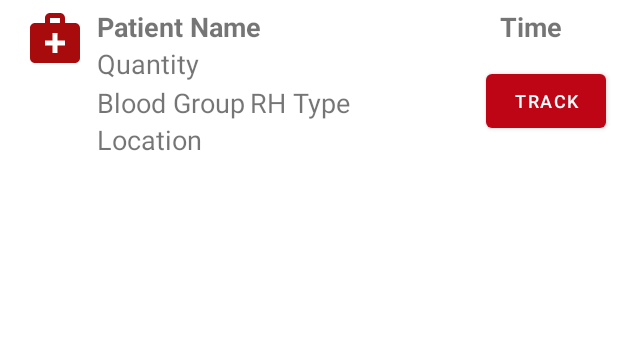
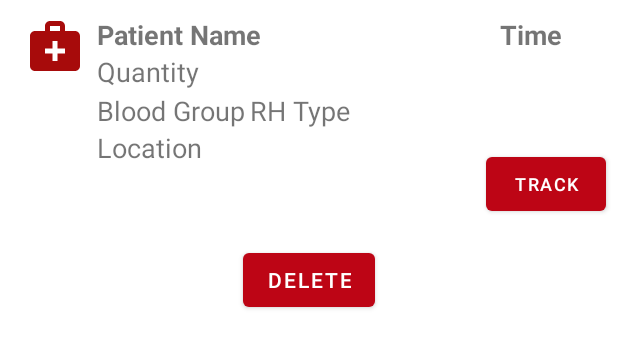
Before and after one commit to EmadAnwer/b-donor, an Android app: the layout progress_layout.xml on its own in the app's theme, with its tools: preview values and no code run, on a phone screen of 412 x 824 dp. Shown: the top 348 px of the screen. Run offline under Robolectric (Android 15) with nearby library versions, the phone set to English and light mode, and no system bars.

Commit message:
added delete track feature

```diff
--- a/app/src/main/java/com/example/gradandroidfirsttry/HistoryRecyclerViewAdapter.java
+++ b/app/src/main/java/com/example/gradandroidfirsttry/HistoryRecyclerViewAdapter.java
@@ -42,7 +42,11 @@ public class HistoryRecyclerViewAdapter extends RecyclerView.Adapter<HistoryRecy
             holder.statusTextView.setTextColor(Color.GREEN);
         }
         else {
-            holder.statusTextView.setText("pending");
+            if(historyList.get(position).getDeleted())
+                holder.statusTextView.setText("Deleted");
+            else
+                holder.statusTextView.setText("pending");
+
             holder.statusTextView.setTextColor(Color.RED);
 
         }
--- a/app/src/main/res/layout/login_page.xml
+++ b/app/src/main/res/layout/login_page.xml
@@ -42,6 +42,7 @@
         android:layout_width="wrap_content"
         android:layout_height="wrap_content"
         android:hint="Enter your Email"
+        android:text="abuelsoudnor@gmail.com"
         android:textColorHint="@color/light_gray"
         app:layout_constraintBottom_toBottomOf="parent"
         app:layout_constraintEnd_toEndOf="parent"
@@ -73,6 +74,7 @@
         android:layout_height="wrap_content"
         android:hint="Enter Password"
         android:inputType="textPassword"
+        android:text="12345678"
         android:textColorHint="@color/light_gray"
         app:layout_constraintBottom_toBottomOf="parent"
         app:layout_constraintEnd_toEndOf="parent"
--- a/app/src/main/res/layout/progress_layout.xml
+++ b/app/src/main/res/layout/progress_layout.xml
@@ -1,6 +1,5 @@
 <?xml version="1.0" encoding="utf-8"?>
-<androidx.constraintlayout.widget.ConstraintLayout
-    xmlns:android="http://schemas.android.com/apk/res/android"
+<androidx.constraintlayout.widget.ConstraintLayout xmlns:android="http://schemas.android.com/apk/res/android"
     xmlns:app="http://schemas.android.com/apk/res-auto"
     xmlns:tools="http://schemas.android.com/tools"
     android:layout_width="match_parent"
@@ -108,5 +107,15 @@
         app:layout_constraintEnd_toStartOf="@+id/guideline2"
         app:layout_constraintTop_toBottomOf="@+id/nTimeTextView" />
 
+    <Button
+        android:id="@+id/deleteTrackButton"
+        android:layout_width="wrap_content"
+        android:layout_height="wrap_content"
+        android:layout_marginTop="16dp"
+        android:text="delete"
+        app:layout_constraintEnd_toEndOf="parent"
+        app:layout_constraintStart_toStartOf="parent"
+        app:layout_constraintTop_toBottomOf="@+id/trackButton" />
+
 
 </androidx.constraintlayout.widget.ConstraintLayout>
```
Also changed, not shown: app/src/main/java/com/example/gradandroidfirsttry/PatientRequest.java (+12 -0 lines), app/src/main/java/com/example/gradandroidfirsttry/ProgressRecyclerViewAdapter.java (+34 -1 lines), app/src/main/java/com/example/gradandroidfirsttry/Track_request_items.java (+7 -1 lines).
